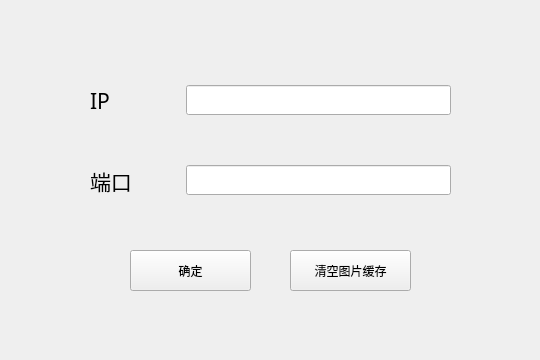
Old version of the form client/configwindow.ui in the repository zx1316/linpop-lan-im.
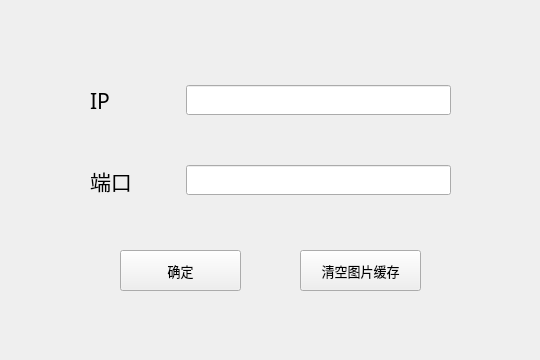
New version of the form.

```diff
--- a/client/configwindow.ui
+++ b/client/configwindow.ui
@@ -141,12 +141,17 @@
   <widget class="QPushButton" name="confirmButton">
    <property name="geometry">
     <rect>
-     <x>130</x>
+     <x>120</x>
      <y>250</y>
      <width>121</width>
      <height>41</height>
     </rect>
    </property>
+   <property name="font">
+    <font>
+     <pointsize>10</pointsize>
+    </font>
+   </property>
    <property name="text">
     <string>确定</string>
    </property>
@@ -154,12 +159,17 @@
   <widget class="QPushButton" name="clearCacheButton">
    <property name="geometry">
     <rect>
-     <x>290</x>
+     <x>300</x>
      <y>250</y>
      <width>121</width>
      <height>41</height>
     </rect>
    </property>
+   <property name="font">
+    <font>
+     <pointsize>10</pointsize>
+    </font>
+   </property>
    <property name="text">
     <string>清空图片缓存</string>
    </property>
```
